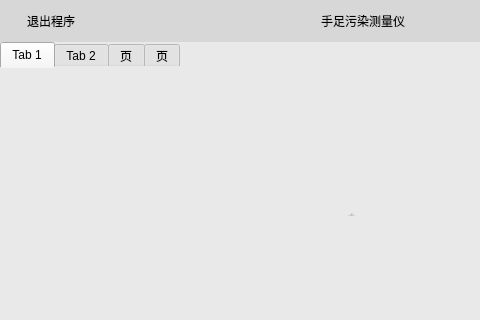
13438120136/XDemo, file Demo/deinitwidget.ui: the form before one commit; both pictures show x 0 to 480 and y 0 to 320 of the 702 by 503 pixel window.
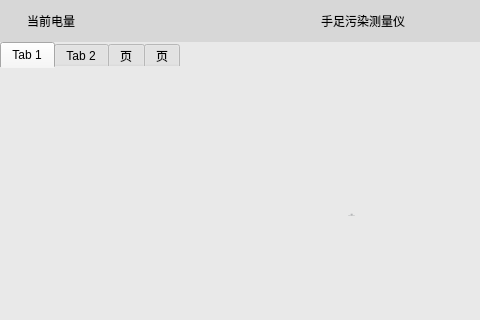
The form after the commit. Icons and pictures are not drawn.

Patch:
```diff
--- a/Demo/deinitwidget.ui
+++ b/Demo/deinitwidget.ui
@@ -109,7 +109,7 @@
            <item row="0" column="0">
             <widget class="QPushButton" name="exitBtn">
              <property name="text">
-              <string>退出程序</string>
+              <string>当前电量</string>
              </property>
             </widget>
            </item>
```
